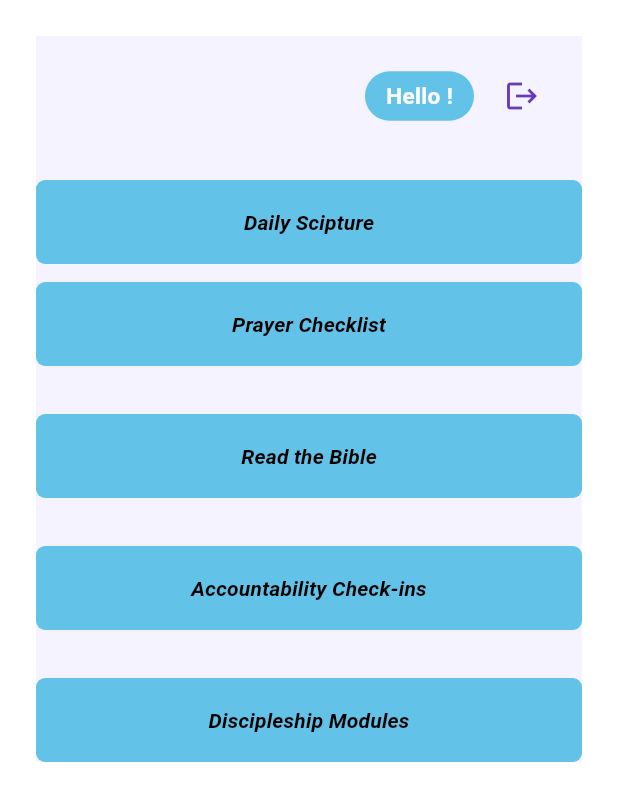
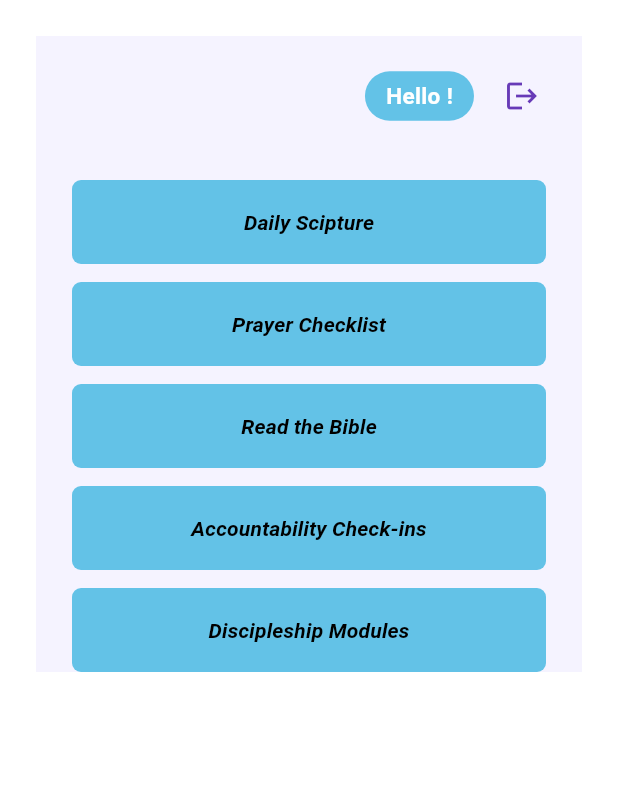
Before and after one commit to dataNerd65/TTIApp, a Flutter app: the screen it shows once a user with an empty profile is signed in, on a phone screen of 412 x 824 dp. Shown: the top 801 px of the screen. Run offline on Flutter 3.47's test engine with Material 3 defaults, Android fonts, the phone set to English and light mode, and no system bars; our stand-ins replace cloud_firestore, firebase_auth, firebase_core, flutter_svg, google_sign_in; accounts and stored records are empty.

Commit message:
The snapshot shared aint complete but app works and the buttons lack good ui

```diff
--- a/lib/screens/dashboard1.dart
+++ b/lib/screens/dashboard1.dart
@@ -40,7 +40,7 @@ class _DashboardPanel extends StatelessWidget {
   @override
   Widget build(BuildContext context) {
     final user = FirebaseAuth.instance.currentUser;
-    final username = user?.displayName ?? user?.email ?? "User";
+    final username = user?.displayName ?? user?.displayName ?? "User";
 
     return Container(
       color: const Color(0xFFF5F3FF),
@@ -83,6 +83,10 @@ class _DashboardPanel extends StatelessWidget {
             ),
           ),
           const SizedBox(height: 32),
+          Padding(
+            padding: const EdgeInsets.symmetric(horizontal: 24),
+            child: Column(
+              children: [
                 UniversalButton(
                   text: 'Daily Scipture',
                   textStyle: const TextStyle(
@@ -90,7 +94,7 @@ class _DashboardPanel extends StatelessWidget {
                     fontStyle: FontStyle.italic,
                   ),
                   width: double.infinity,
-            onPressed: () {}, // to handle later
+                  onPressed: () {},
                 ),
                 const SizedBox(height: 12),
                 UniversalButton(
@@ -100,9 +104,9 @@ class _DashboardPanel extends StatelessWidget {
                     fontStyle: FontStyle.italic,
                   ),
                   width: double.infinity,
-            onPressed: () {}, // to handle later
+                  onPressed: () {},
                 ),
-          const SizedBox(height: 32),
+                const SizedBox(height: 12),
                 UniversalButton(
                   text: 'Read the Bible',
                   textStyle: const TextStyle(
@@ -110,9 +114,9 @@ class _DashboardPanel extends StatelessWidget {
                     fontStyle: FontStyle.italic,
                   ),
                   width: double.infinity,
-            onPressed: () {}, // to handle later
+                  onPressed: () {},
                 ),
-          const SizedBox(height: 32),
+                const SizedBox(height: 12),
                 UniversalButton(
                   text: 'Accountability Check-ins',
                   textStyle: const TextStyle(
@@ -120,9 +124,9 @@ class _DashboardPanel extends StatelessWidget {
                     fontStyle: FontStyle.italic,
                   ),
                   width: double.infinity,
-            onPressed: () {}, // to handle later
+                  onPressed: () {},
                 ),
-          const SizedBox(height: 32),
+                const SizedBox(height: 12),
                 UniversalButton(
                   text: 'Discipleship Modules',
                   textStyle: const TextStyle(
@@ -130,7 +134,10 @@ class _DashboardPanel extends StatelessWidget {
                     fontStyle: FontStyle.italic,
                   ),
                   width: double.infinity,
-            onPressed: () {}, // to handle later
+                  onPressed: () {},
+                ),
+              ],
+            ),
           ),
         ],
       ),
```
Lines whose indentation alone changed are shown as unchanged.
